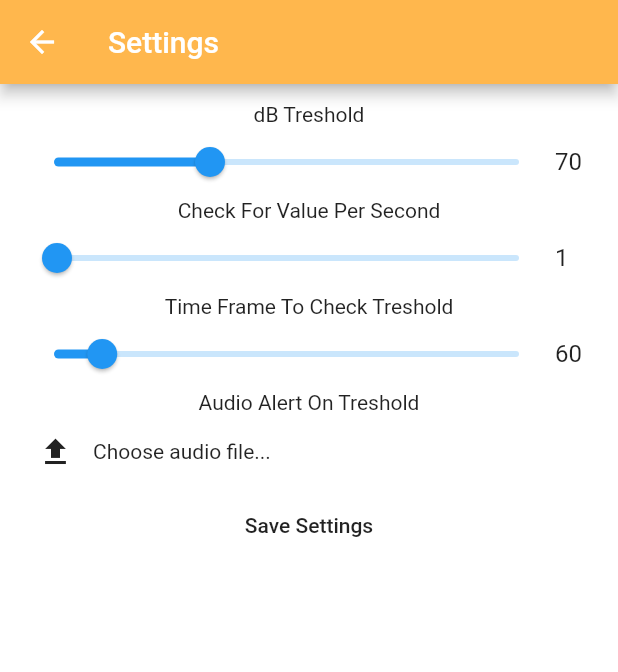
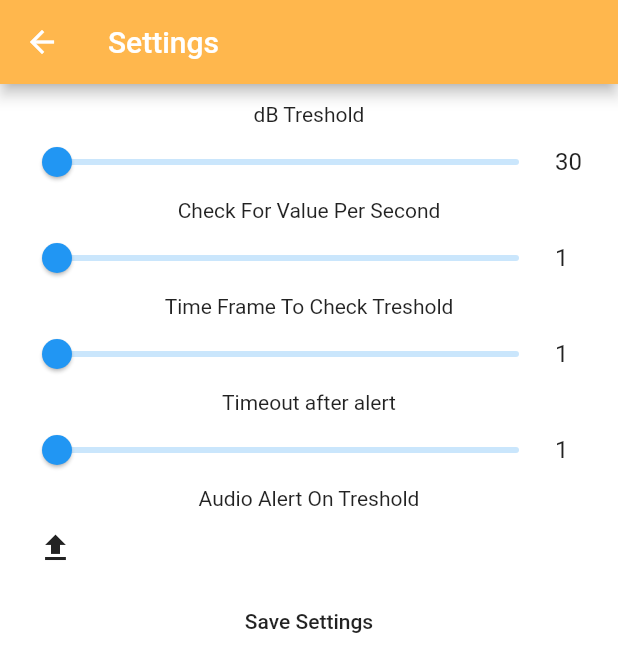
Before and after one commit to masterdodo/flutter-noise-app, a Flutter app: the screen it shows after launch, after a tap on "Settings", on a phone screen of 412 x 824 dp. Shown: the top 672 px of the screen. Run offline on Flutter 3.47's test engine with Material 2 defaults, Android fonts, the phone set to English and light mode, and no system bars; our stand-ins replace audioplayers, file_picker, shared_preferences; missing offline and left inert: noise_meter.

Commit message:
settings work, shrdprefs keys cleared, double values changed to int, save settings msg, table reset after sound, slider for timeout

```diff
--- a/lib/screens/home/components/body.dart
+++ /dev/null
@@ -1 +0,0 @@
-import 'package:flutter/material.dart';
--- a/lib/screens/home/homescreen.dart
+++ b/lib/screens/home/homescreen.dart
@@ -1,6 +1,7 @@
 import 'package:noise_meter/noise_meter.dart';
 import 'package:audioplayers/audioplayers.dart';
 import 'package:flutter/material.dart';
+import 'package:shared_preferences/shared_preferences.dart';
 import 'dart:async';
 
 class HomeScreen extends StatefulWidget {
@@ -19,18 +20,14 @@
   Timer timer; //timer used for persec dB checks
 
   Color _bgColor = Colors.white; //default bg color of app
-  // absolute path of current audio file, selected audio file after recording started
-  String absAudioPath, activeAudioFile;
-  // _current - realtime values of sliders, active - values after recoding started
-  double _currentDbValue,
-      _currentPerSecValue,
-      _currentTimeSampleValue,
-      activeDbValue,
-      activePerSecValue,
-      activeTimeSampleValue;
-
-  String _currentAudioName =
-      "Choose audio file..."; //current audio name(without path)
+  //elected audio files after recording started
+  String _activeAudioFile1, _activeAudioFile2, _activeAudioFile3;
+  // units(seconds, minutes, hours)
+  String _activePerSecUnit, _activeTimeSampleUnit;
+  // values
+  int _activeDbValue, _activePerSecValue, _activeTimeSampleValue;
+  int _timeLastAudioPlayed = 0;
+  int activeTimeoutValue;
 
   String _dBValueRealTime; //realtime dB value when recording
 
@@ -43,9 +40,6 @@
     audioPlayer = AudioPlayer();
     _noiseMeter = new NoiseMeter();
     _isRecording = false;
-    _currentDbValue = 70;
-    _currentPerSecValue = 1;
-    _currentTimeSampleValue = 60;
     arrLength = 0;
   }
 
@@ -59,7 +53,7 @@
   void getdBData() {
     setState(() {
       timer = Timer.periodic(
-          Duration(milliseconds: (1000 / activePerSecValue).round()),
+          Duration(milliseconds: (1000 / _activePerSecValue).round()),
           (Timer t) {
         dBProcessor(_dBValueRealTime);
       });
@@ -80,13 +74,15 @@
   void start() async {
     try {
       _noiseSubscription = _noiseMeter.noiseStream.listen(onData);
+      SharedPreferences prefs = await SharedPreferences.getInstance();
       setState(() {
         //Sets active values from sliders and calculates the length of an array
-        activeDbValue = _currentDbValue;
-        activePerSecValue = _currentPerSecValue;
-        activeTimeSampleValue = _currentTimeSampleValue;
-        activeAudioFile = absAudioPath;
-        arrLength = (activePerSecValue * activeTimeSampleValue).floor();
+        _activeDbValue = prefs.getInt("dbValue") ?? 30;
+        _activePerSecValue = prefs.getInt("persecValue") ?? 1;
+        _activeTimeSampleValue = prefs.getInt("timesampleValue") ?? 1;
+        activeTimeoutValue = prefs.getInt("timeoutValue") ?? 1;
+        _activeAudioFile1 = prefs.getString("audioname1Value") ?? '0';
+        arrLength = (_activePerSecValue * _activeTimeSampleValue).floor();
         dBValueList = new List<double>();
       });
       getdBData(); //Calls function to start persec timer
@@ -115,7 +111,7 @@
 
   //Play audio file
   void playAudio() async {
-    await audioPlayer.play(activeAudioFile, isLocal: true);
+    await audioPlayer.play(_activeAudioFile1, isLocal: true);
   }
 
   //Stops audio file
@@ -162,8 +158,13 @@
         avg += x;
       }
       avg /= dBValueList.length;
-      if (avg > activeDbValue) {
+      int x = ((new DateTime.now()).millisecondsSinceEpoch / 1000).round();
+      if (avg > _activeDbValue &&
+          x > _timeLastAudioPlayed + activeTimeoutValue) {
         playAudio();
+        _timeLastAudioPlayed =
+            ((new DateTime.now()).millisecondsSinceEpoch / 1000).round();
+        dBValueList.clear();
       }
     }
   }
--- a/lib/screens/settings/settingsscreen.dart
+++ b/lib/screens/settings/settingsscreen.dart
@@ -1,10 +1,7 @@
-import 'package:noise_meter/noise_meter.dart';
-import 'package:audioplayers/audioplayers.dart';
 import 'package:file_picker/file_picker.dart';
 import 'package:flutter/material.dart';
+import 'package:shared_preferences/shared_preferences.dart';
 import 'dart:async';
-
-import 'package:shared_preferences/shared_preferences.dart';
 
 class SettingsScreen extends StatefulWidget {
   @override
@@ -12,79 +9,84 @@
 }
 
 class _SettingsScreenState extends State<SettingsScreen> {
-  bool _isRecording; //mic button recording on or off
-  StreamSubscription<NoiseReading>
-      _noiseSubscription; //getting dB values from mic
-  NoiseMeter _noiseMeter; //getting dB values from mic
-  AudioPlayer audioPlayer; //audio alert player
+  final snackBar = SnackBar(
+    content: Text(
+      "Settings saved successfully!",
+      style: TextStyle(color: Colors.black),
+    ),
+    backgroundColor: Colors.greenAccent[400],
+    duration: Duration(seconds: 2),
+  );
 
-  final controller = TextEditingController(); //text controller
   Timer timer; //timer used for persec dB checks
 
   Color _bgColor = Colors.white; //default bg color of app
-  // absolute path of current audio file, selected audio file after recording started
-  String absAudioPath, activeAudioFile;
   // _current - realtime values of sliders, active - values after recoding started
-  double _currentDbValue,
+  int _currentDbValue,
       _currentPerSecValue,
       _currentTimeSampleValue,
-      activeDbValue,
-      activePerSecValue,
-      activeTimeSampleValue;
+      _currentTimeoutValue = 0;
 
-  String _currentAudioName1 =
-      "Choose audio file..."; //current audio name(without path)
-
-  String _dBValueRealTime; //realtime dB value when recording
-
-  List<double> dBValueList; //array of realtime values for chosen time frame
-  int arrLength; //length of array based on time frame and persec value
-
-  TextEditingController _controllerDbValue;
-  TextEditingController _controllerPersecValue;
-  TextEditingController _controllerTimesampleValue;
+  String _currentAudioName1 = "Choose audio file..."; //current audio name
+  String _currentAudioName2 = "Choose audio file..."; //current audio name
+  String _currentAudioName3 = "Choose audio file..."; //current audio name
 
   Future<Null> getSharedPrefs() async {
     SharedPreferences prefs = await SharedPreferences.getInstance();
-    _currentDbValue = prefs.getDouble("dbValue");
-    _currentPerSecValue = prefs.getDouble("persecValue");
-    _currentTimeSampleValue = prefs.getDouble("timesampleValue");
-    _currentAudioName1 = prefs.getString("audioname1Value");
+    setState(() {
+      _currentDbValue = prefs.getInt("dbValue") ?? 30;
+      _currentPerSecValue = prefs.getInt("persecValue") ?? 1;
+      _currentTimeSampleValue = prefs.getInt("timesampleValue") ?? 1;
+      _currentTimeoutValue = prefs.getInt("timeoutValue") ?? 1;
+      _currentAudioName1 = prefs.getString("audioname1Value") ?? '0';
+      _currentAudioName2 = prefs.getString("audioname2Value") ?? '0';
+      _currentAudioName3 = prefs.getString("audioname3Value") ?? '0';
+    });
   }
 
   @override
   void initState() {
     super.initState();
-    audioPlayer = AudioPlayer();
-    _noiseMeter = new NoiseMeter();
-    _isRecording = false;
-    _currentDbValue = 70;
-    _currentPerSecValue = 1;
-    _currentTimeSampleValue = 60;
-    arrLength = 0;
+    getSharedPrefs();
   }
 
   @override
   void dispose() {
     super.dispose();
-    controller.dispose();
   }
 
   //Used to choose audio file, then sets the path of file and gets just the name of the file
-  void openAudioPicker() async {
+  void openAudioPicker1() async {
     String path = await FilePicker.getFilePath(type: FileType.audio);
     setState(() {
-      absAudioPath = path;
-      _currentAudioName1 = path.split("/")[path.split("/").length - 1];
+      _currentAudioName1 = path;
     });
   }
 
-  void saveSettingsValues() async {
+  //Used to choose audio file, then sets the path of file and gets just the name of the file
+  void openAudioPicker2() async {
+    String path = await FilePicker.getFilePath(type: FileType.audio);
+    setState(() {
+      _currentAudioName2 = path;
+    });
+  }
+
+  //Used to choose audio file, then sets the path of file and gets just the name of the file
+  void openAudioPicker3() async {
+    String path = await FilePicker.getFilePath(type: FileType.audio);
+    setState(() {
+      _currentAudioName3 = path;
+    });
+  }
+
+  void saveSettingsValues(context) async {
     SharedPreferences prefs = await SharedPreferences.getInstance();
-    prefs.setDouble("dbValue", _currentDbValue);
-    prefs.setDouble("persecValue", _currentPerSecValue);
-    prefs.setDouble("timesampleValue", _currentTimeSampleValue);
+    prefs.setInt("dbValue", _currentDbValue);
+    prefs.setInt("persecValue", _currentPerSecValue);
+    prefs.setInt("timesampleValue", _currentTimeSampleValue);
+    prefs.setInt("timeoutValue", _currentTimeoutValue);
     prefs.setString("audioname1Value", _currentAudioName1);
+    Scaffold.of(context).showSnackBar(snackBar);
   }
 
   @override
@@ -104,11 +106,15 @@
           perSecSliderControl(1, 100),
           Text("Time Frame To Check Treshold"),
           timeSampleSliderControl(1, 600),
+          Text("Timeout after alert"),
+          timeoutSliderControl(1, 100),
           Text("Audio Alert On Treshold"),
           audioChooseControl(),
-          FlatButton(
-              onPressed: () => saveSettingsValues(),
-              child: Text("Save Settings"))
+          Builder(builder: (BuildContext context) {
+            return FlatButton(
+                onPressed: () => saveSettingsValues(context),
+                child: Text("Save Settings"));
+          })
         ]),
       ),
     );
@@ -123,13 +129,14 @@
           height: 50,
           child: IconButton(
             icon: Icon(Icons.file_upload),
-            onPressed: () => openAudioPicker(),
+            onPressed: () => openAudioPicker1(),
           ),
         ),
         Flexible(
           child: GestureDetector(
-              onTap: () => openAudioPicker(),
-              child: Text(this._currentAudioName1)),
+              onTap: () => openAudioPicker1(),
+              child: Text(_currentAudioName1
+                  .split("/")[_currentAudioName1.split("/").length - 1])),
         ),
       ],
     );
@@ -144,26 +151,25 @@
               min: minVal,
               max: maxVal,
               divisions: (maxVal - minVal).round(),
-              value: _currentDbValue,
-              label: _currentDbValue.round().toString(),
+              value: _currentDbValue.toDouble(),
+              label: _currentDbValue.toString(),
               onChanged: (double val) {
                 setState(() {
-                  _currentDbValue = val;
+                  _currentDbValue = val.round();
                 });
               }),
         ),
         Container(
           width: 30,
           child: TextField(
-            controller:
-                TextEditingController(text: _currentDbValue.round().toString()),
+            controller: TextEditingController(text: _currentDbValue.toString()),
             decoration:
                 InputDecoration(border: InputBorder.none, hintText: 'dB'),
             onChanged: (String text) {
               if (double.parse(text) >= minVal &&
                   double.parse(text) <= maxVal) {
                 setState(() {
-                  _currentDbValue = double.parse(text);
+                  _currentDbValue = int.parse(text);
                 });
               }
             },
@@ -182,26 +188,26 @@
               min: minVal,
               max: maxVal,
               divisions: (maxVal - minVal).round(),
-              value: _currentPerSecValue,
-              label: _currentPerSecValue.round().toString(),
+              value: _currentPerSecValue.toDouble(),
+              label: _currentPerSecValue.toString(),
               onChanged: (double val) {
                 setState(() {
-                  _currentPerSecValue = val;
+                  _currentPerSecValue = val.round();
                 });
               }),
         ),
         Container(
           width: 30,
           child: TextField(
-            controller: TextEditingController(
-                text: _currentPerSecValue.round().toString()),
+            controller:
+                TextEditingController(text: _currentPerSecValue.toString()),
             decoration:
                 InputDecoration(border: InputBorder.none, hintText: 'dB'),
             onChanged: (String text) {
               if (double.parse(text) >= minVal &&
                   double.parse(text) <= maxVal) {
                 setState(() {
-                  _currentPerSecValue = double.parse(text);
+                  _currentPerSecValue = int.parse(text);
                 });
               }
             },
@@ -220,26 +226,63 @@
               min: minVal,
               max: maxVal,
               divisions: (maxVal - minVal).round(),
-              value: _currentTimeSampleValue,
-              label: _currentTimeSampleValue.round().toString(),
+              value: _currentTimeSampleValue.toDouble(),
+              label: _currentTimeSampleValue.toString(),
               onChanged: (double val) {
                 setState(() {
-                  _currentTimeSampleValue = val;
+                  _currentTimeSampleValue = val.round();
                 });
               }),
         ),
         Container(
           width: 30,
           child: TextField(
-            controller: TextEditingController(
-                text: _currentTimeSampleValue.round().toString()),
+            controller:
+                TextEditingController(text: _currentTimeSampleValue.toString()),
             decoration:
                 InputDecoration(border: InputBorder.none, hintText: 'dB'),
             onChanged: (String text) {
               if (double.parse(text) >= minVal &&
                   double.parse(text) <= maxVal) {
                 setState(() {
-                  _currentTimeSampleValue = double.parse(text);
+                  _currentTimeSampleValue = int.parse(text);
+                });
+              }
+            },
+          ),
+        ),
+      ],
+    );
+  }
+
+  Row timeoutSliderControl(double minVal, double maxVal) {
+    return Row(
+      children: [
+        Flexible(
+          child: Slider(
+              min: minVal,
+              max: maxVal,
+              divisions: (maxVal - minVal).round(),
+              value: _currentTimeoutValue.toDouble(),
+              label: _currentTimeoutValue.toString(),
+              onChanged: (double val) {
+                setState(() {
+                  _currentTimeoutValue = val.round();
+                });
+              }),
+        ),
+        Container(
+          width: 30,
+          child: TextField(
+            controller:
+                TextEditingController(text: _currentTimeoutValue.toString()),
+            decoration:
+                InputDecoration(border: InputBorder.none, hintText: 'dB'),
+            onChanged: (String text) {
+              if (double.parse(text) >= minVal &&
+                  double.parse(text) <= maxVal) {
+                setState(() {
+                  _currentTimeoutValue = int.parse(text);
                 });
               }
             },
```
